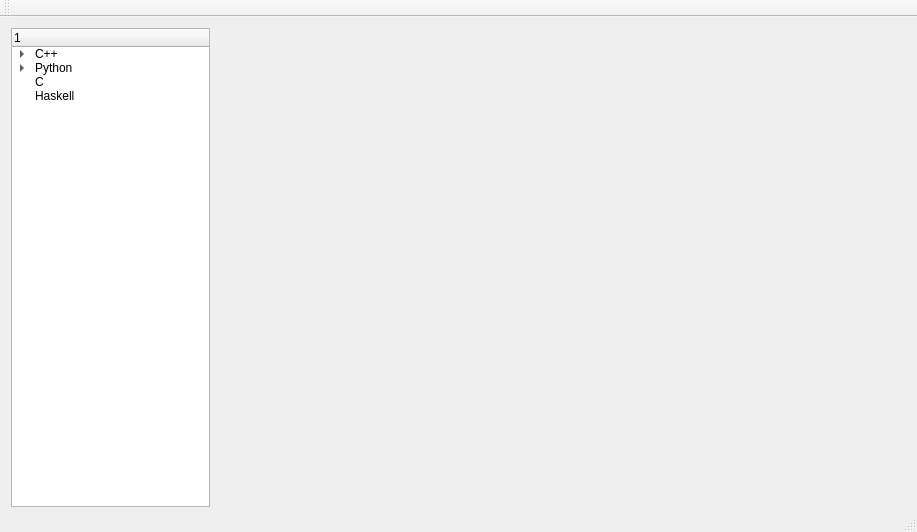
InsertnameEx3/diagram_creator, file mainwindow.ui: the form before one commit.
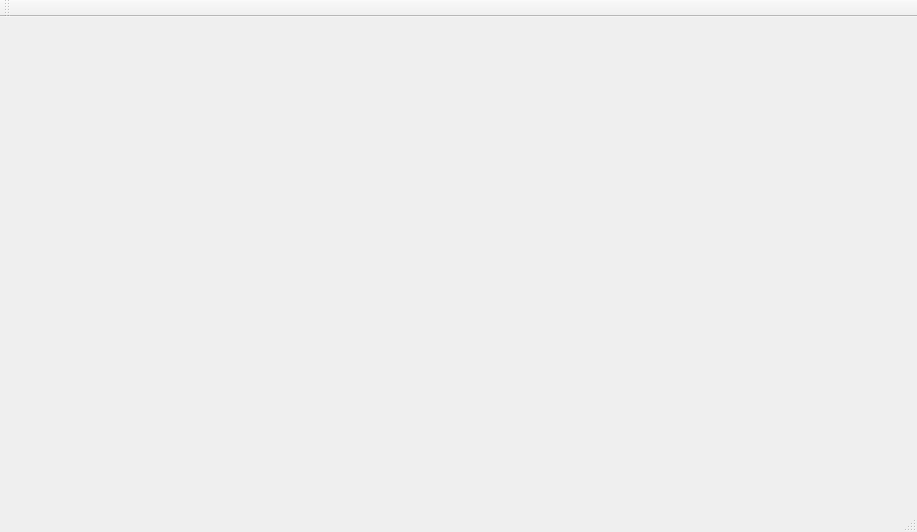
The form after the commit.

Commit message: modified:   UML_Creator.pro.user 	modified:   diagramitem.cpp 	modified:   diagramitem.h 	modified:   diagramscene.cpp 	modified:   diagramscene.h 	modified:   mainwindow.cpp 	modified:   mainwindow.ui 	modified:   toolbar.h

Patch:
```diff
--- a/mainwindow.ui
+++ b/mainwindow.ui
@@ -13,72 +13,7 @@
   <property name="windowTitle">
    <string>MainWindow</string>
   </property>
-  <widget class="QWidget" name="centralWidget">
-   <widget class="QWidget" name="verticalLayoutWidget">
-    <property name="geometry">
-     <rect>
-      <x>0</x>
-      <y>0</y>
-      <width>221</width>
-      <height>501</height>
-     </rect>
-    </property>
-    <layout class="QVBoxLayout" name="verticalLayout">
-     <item>
-      <widget class="QTreeWidget" name="treeWidget">
-       <property name="styleSheet">
-        <string notr="true"/>
-       </property>
-       <column>
-        <property name="text">
-         <string/>
-        </property>
-       </column>
-       <item>
-        <property name="text">
-         <string>C++</string>
-        </property>
-        <item>
-         <property name="text">
-          <string>OpenGL</string>
-         </property>
-        </item>
-        <item>
-         <property name="text">
-          <string>Qt</string>
-         </property>
-        </item>
-        <item>
-         <property name="text">
-          <string>Console</string>
-         </property>
-        </item>
-       </item>
-       <item>
-        <property name="text">
-         <string>Python</string>
-        </property>
-        <item>
-         <property name="text">
-          <string>Web-Scraper</string>
-         </property>
-        </item>
-       </item>
-       <item>
-        <property name="text">
-         <string>C</string>
-        </property>
-       </item>
-       <item>
-        <property name="text">
-         <string>Haskell</string>
-        </property>
-       </item>
-      </widget>
-     </item>
-    </layout>
-   </widget>
-  </widget>
+  <widget class="QWidget" name="centralWidget"/>
   <widget class="QMenuBar" name="menuBar">
    <property name="geometry">
     <rect>
```
The commit also changes 7 other files.
